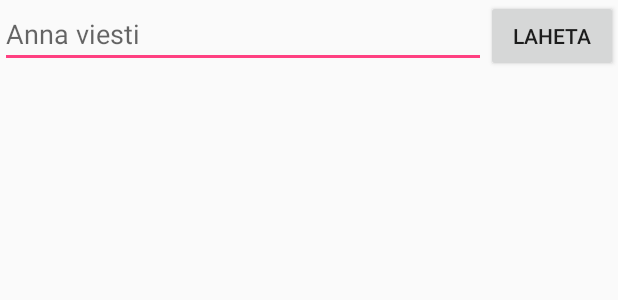
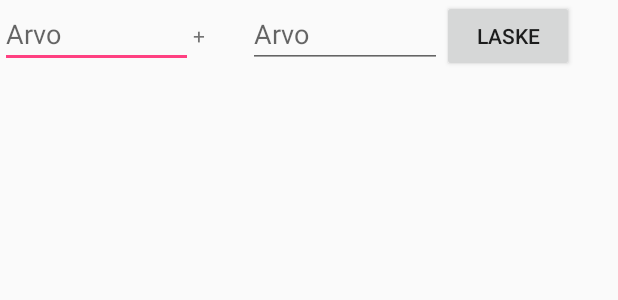
Before and after one commit to miksa007/Perjantaitesti, an Android app: the layout activity_main.xml on its own in the app's theme, with its tools: preview values and no code run, on a phone screen of 412 x 824 dp. Shown: the top 300 px of the screen. Run offline under Robolectric (Android 15) with nearby library versions, the phone set to English and light mode, and no system bars.

Commit message:
Laskukone commit Laskukone branch:iin

```diff
--- a/Perjanta20170120/app/src/main/res/layout/activity_main.xml
+++ b/Perjanta20170120/app/src/main/res/layout/activity_main.xml
@@ -5,14 +5,33 @@
     android:layout_width="match_parent"
     android:layout_height="match_parent"
     android:orientation="horizontal">
-    <EditText android:id="@+id/edit_message"
+    <EditText android:id="@+id/edit_arvo1"
         android:layout_weight="1"
-        android:layout_width="0dp"
+        android:layout_width="100dp"
         android:layout_height="wrap_content"
-        android:hint="@string/edit_message" />
+        android:hint="@string/edit_arvo1"
+        android:inputType="number"/>
+    <TextView
+        android:text="@string/TextView"
+        android:layout_width="wrap_content"
+        android:layout_height="wrap_content"
+        android:id="@+id/textView"
+        android:layout_weight="1" />
+
+    <EditText android:id="@+id/edit_arvo2"
+        android:layout_weight="1"
+        android:layout_width="100dp"
+        android:layout_height="wrap_content"
+        android:hint="@string/edit_arvo2"
+        android:inputType="number"/>
     <Button
         android:layout_width="wrap_content"
         android:layout_height="wrap_content"
         android:text="@string/button_send"
-        android:onClick="sendMessage"/>
+        android:onClick="laskeOnClick"/>
+    <TextView
+        android:layout_width="wrap_content"
+        android:layout_height="wrap_content"
+        android:id="@+id/textView_tulos"
+        android:layout_weight="1" />
 </LinearLayout>
--- a/Perjanta20170120/app/src/main/res/values/strings.xml
+++ b/Perjanta20170120/app/src/main/res/values/strings.xml
@@ -1,6 +1,8 @@
 <resources>
     <string name="app_name">Perjanta20170120</string>
-    <string name="edit_message">Anna viesti</string>
-    <string name="button_send">Laheta</string>
+    <string name="edit_arvo1">Arvo</string>
+    <string name="edit_arvo2">Arvo</string>
+    <string name="TextView">+</string>
+    <string name="button_send">Laske</string>
     <string name="button_send1">Laheta2</string>
 </resources>
```
Also changed, not shown: Perjanta20170120/app/src/main/java/fi/tut/saari5/perjanta20170120/MainActivity.java (+16 -5 lines).
